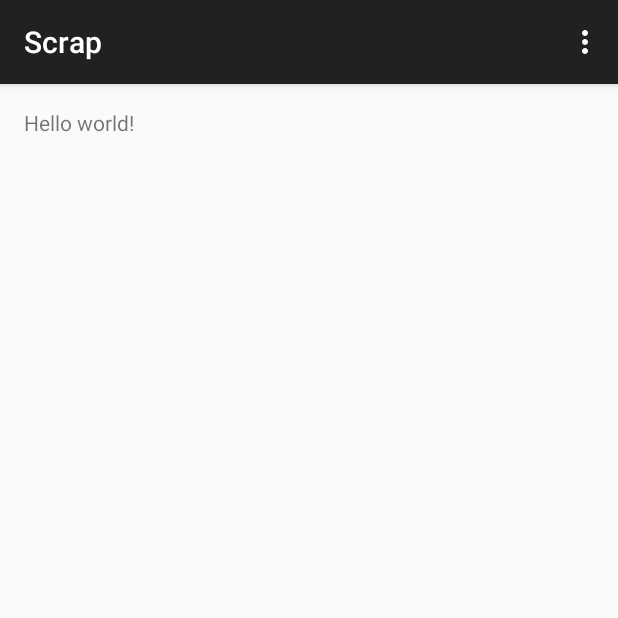
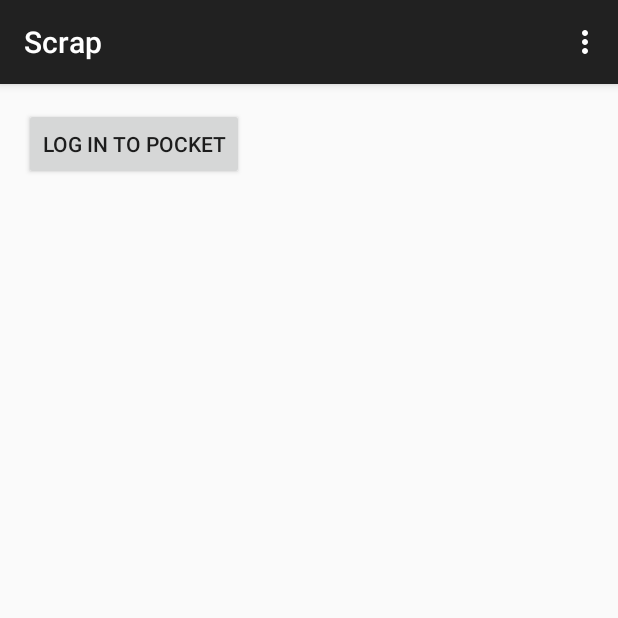
Before and after one commit to saiki4116/scrap, an Android app: the screen it shows after launch (MainActivity), on a phone screen of 412 x 824 dp, the top half of it. Run offline under Robolectric (Android 15) with nearby library versions, the phone set to English and light mode, and no system bars.

```diff
--- a/app/src/main/AndroidManifest.xml
+++ b/app/src/main/AndroidManifest.xml
@@ -1,12 +1,16 @@
 <?xml version="1.0" encoding="utf-8"?>
 <manifest xmlns:android="http://schemas.android.com/apk/res/android"
     package="com.example.saikiran.scrap" >
+
+    <uses-permission android:name="android.permission.INTERNET" />
+    <uses-permission android:name="android.permission.ACCESS_NETWORK_STATE" />
 
     <application
         android:allowBackup="true"
         android:icon="@mipmap/ic_launcher"
         android:label="@string/app_name"
         android:theme="@style/AppTheme" >
+
         <activity
             android:name=".MainActivity"
             android:label="@string/app_name" >
--- a/app/src/main/java/com/example/saikiran/scrap/MainActivity.java
+++ b/app/src/main/java/com/example/saikiran/scrap/MainActivity.java
@@ -1,9 +1,14 @@
 package com.example.saikiran.scrap;
 
+import android.content.Context;
+import android.net.ConnectivityManager;
+import android.net.NetworkInfo;
 import android.support.v7.app.ActionBarActivity;
 import android.os.Bundle;
 import android.view.Menu;
 import android.view.MenuItem;
+import android.view.View;
+import android.widget.Toast;
 
 
 public class MainActivity extends ActionBarActivity {
@@ -12,6 +17,16 @@ public class MainActivity extends ActionBarActivity {
     protected void onCreate(Bundle savedInstanceState) {
         super.onCreate(savedInstanceState);
         setContentView(R.layout.activity_main);
+        checkConnectivity();
+    }
+
+    private void checkConnectivity(){
+        Toast.makeText(this,"Checking Connectivity",Toast.LENGTH_SHORT).show();
+        ConnectivityManager manager = (ConnectivityManager) getSystemService(Context.CONNECTIVITY_SERVICE);
+        NetworkInfo networkInfo = manager.getActiveNetworkInfo();
+        if(networkInfo != null && networkInfo.isConnected()){
+            Toast.makeText(this,"Connected to internet",Toast.LENGTH_SHORT).show();
+        }
     }
 
     @Override
@@ -35,4 +50,8 @@ public class MainActivity extends ActionBarActivity {
 
         return super.onOptionsItemSelected(item);
     }
+
+    public void login(View view){
+        Toast.makeText(this,"dhfhdfhd",Toast.LENGTH_LONG).show();
+    }
 }
--- a/app/src/main/res/layout/activity_main.xml
+++ b/app/src/main/res/layout/activity_main.xml
@@ -5,7 +5,12 @@
     android:paddingTop="@dimen/activity_vertical_margin"
     android:paddingBottom="@dimen/activity_vertical_margin" tools:context=".MainActivity">
 
-    <TextView android:text="@string/hello_world" android:layout_width="wrap_content"
-        android:layout_height="wrap_content" />
+<Button
+    android:layout_width="wrap_content"
+    android:layout_height="wrap_content"
+    android:text="Log In To Pocket"
+    android:onClick="login"
+    />
+
 
 </RelativeLayout>
```
Also changed, not shown: 1 other file.
